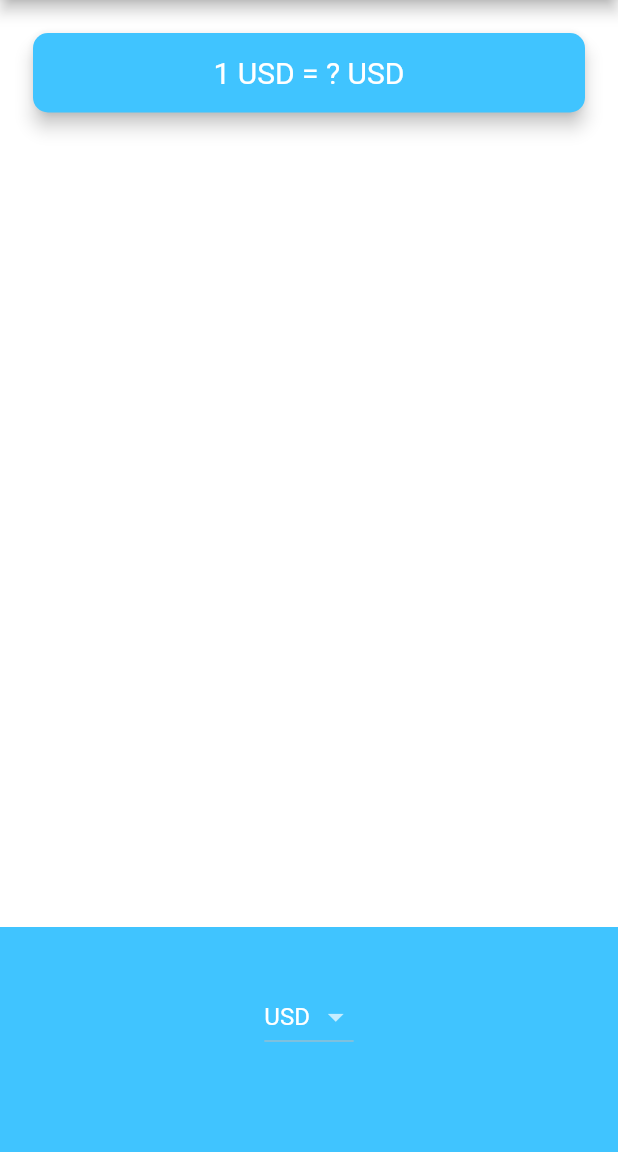
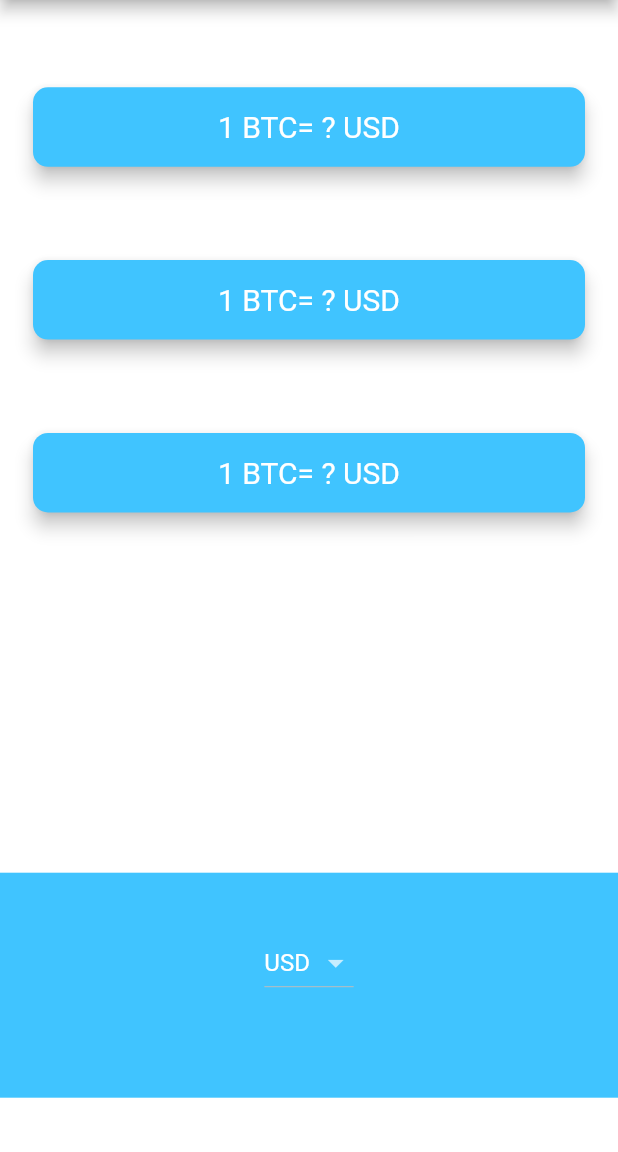
Before and after one commit to SalmaFayad/Boss_Challenge, a Flutter app: the screen it shows after launch, on a phone screen of 412 x 824 dp, the part 84-1236 px from its top. Run offline on Flutter 3.47's test engine with Material 2 defaults, Android fonts, the phone set to English and light mode, and no system bars; network calls fail.

Commit message:
update_bitcoin_values

```diff
--- a/lib/coin.dart
+++ b/lib/coin.dart
@@ -31,9 +31,9 @@ const List<String> cryptoList = [
 const apiId='C095C839-BBBA-400D-805D-CAA434B4DB6F';
 const coinAPIURL ='https://rest.coinapi.io/v1/exchangerate';
 class CoinData {
-  Future getCoinData() async {
+  Future getCoinData(String selectedCurrency) async {
     http.Response response = await http.get(Uri.parse(
-        '$coinAPIURL/BTC/USD?apikey=$apiId'));
+        '$coinAPIURL/BTC/$selectedCurrency?apikey=$apiId'));
     if (response.statusCode == 200) {
       String data = response.body;
       var decodedData = jsonDecode(data);
--- a/lib/price_screen.dart
+++ b/lib/price_screen.dart
@@ -28,6 +28,7 @@ class _PriceScreenState extends State<PriceScreen> {
         onChanged: (value) {
           setState(() {
             selectedCurrency = value;
+            getData();
           });
         });
   }
@@ -40,20 +41,22 @@ class _PriceScreenState extends State<PriceScreen> {
     }
     return CupertinoPicker(
       itemExtent: 35.0,
-      onSelectedItemChanged: (value) {
+      onSelectedItemChanged: (selectedIndex) {
         setState(() {
-          //selectedCurrency = value;
+         print(selectedIndex);
+         selectedCurrency=currenciesList[selectedIndex];
+         getData();
         });
       },
       children: textList,
     );
   }
-  String bitCoinValueInUSD= '?';
+  String bitCoinValue= '?';
   Future getData()async{
     try {
-      double data = await CoinData().getCoinData();
+      double data = await CoinData().getCoinData(selectedCurrency);
       setState(() {
-        bitCoinValueInUSD=data.toStringAsFixed(0);
+        bitCoinValue=data.toStringAsFixed(0);
       });
     }catch(e){
       print(e);
@@ -74,8 +77,52 @@ class _PriceScreenState extends State<PriceScreen> {
       ),
       body: Column(
         crossAxisAlignment: CrossAxisAlignment.stretch,
-        mainAxisAlignment: MainAxisAlignment.spaceBetween,
+        mainAxisAlignment: MainAxisAlignment.spaceEvenly,
         children: [
+          Padding(
+            padding: const EdgeInsets.only(top: 18 ,left: 18,right: 18),
+            child: Card(
+              color: Colors.lightBlueAccent,
+              elevation: 5.0,
+              shape: RoundedRectangleBorder(
+                borderRadius: BorderRadius.circular(10.0),
+              ),
+              child: Padding(
+                padding: const EdgeInsets.symmetric(
+                    vertical: 15.0, horizontal: 28.0),
+                child: Text(
+                  '1 BTC= $bitCoinValue $selectedCurrency',
+                  textAlign: TextAlign.center,
+                  style: TextStyle(
+                    color: Colors.white,
+                    fontSize: 20.0,
+                  ),
+                ),
+              ),
+            ),
+          ),
+          Padding(
+          padding: const EdgeInsets.only(top: 18 ,left: 18,right: 18),
+            child: Card(
+              color: Colors.lightBlueAccent,
+              elevation: 5.0,
+              shape: RoundedRectangleBorder(
+                borderRadius: BorderRadius.circular(10.0),
+              ),
+              child: Padding(
+                padding: const EdgeInsets.symmetric(
+                    vertical: 15.0, horizontal: 28.0),
+                child: Text(
+                  '1 BTC= $bitCoinValue $selectedCurrency',
+                  textAlign: TextAlign.center,
+                  style: TextStyle(
+                    color: Colors.white,
+                    fontSize: 20.0,
+                  ),
+                ),
+              ),
+            ),
+          ),
           Padding(
             padding: const EdgeInsets.fromLTRB(18.0, 18.0, 18.0, 0),
             child: Card(
@@ -88,7 +135,7 @@ class _PriceScreenState extends State<PriceScreen> {
                 padding: const EdgeInsets.symmetric(
                     vertical: 15.0, horizontal: 28.0),
                 child: Text(
-                  '1 $selectedCurrency = $bitCoinValueInUSD USD',
+                  '1 BTC= $bitCoinValue $selectedCurrency',
                   textAlign: TextAlign.center,
                   style: TextStyle(
                     color: Colors.white,
@@ -98,12 +145,15 @@ class _PriceScreenState extends State<PriceScreen> {
               ),
             ),
           ),
-          Container(
-            alignment: Alignment.center,
-            height: 150,
-            color: Colors.lightBlueAccent,
-            padding: EdgeInsets.only(bottom: 30.0),
-            child: Platform.isIOS? iosPicker() : androidDropDown(),
+          Padding(
+            padding: const EdgeInsets.only(top: 200),
+            child: Container(
+              alignment: Alignment.center,
+              height: 150,
+              color: Colors.lightBlueAccent,
+              padding: EdgeInsets.only(bottom: 30.0),
+              child: Platform.isIOS? iosPicker() : androidDropDown(),
+            ),
           ),
         ],
       ),
```
